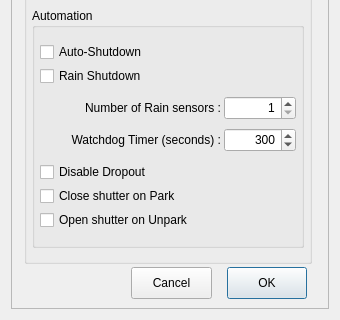
The window that ACEDome.ui (rpineau/ACEDome) describes before a commit, drawn with Qt 5; both pictures show x 0 to 340 and y 296 to 616 of the 340 by 616 pixel window.
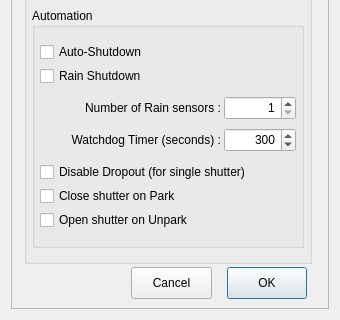
The same window after the commit. Icons and pictures are not drawn. Custom widgets are drawn as their Qt base class.

Commit message: Fix closing with single main shutter.

Patch:
```diff
--- a/ACEDome.ui
+++ b/ACEDome.ui
@@ -219,12 +219,12 @@
          <rect>
           <x>8</x>
           <y>152</y>
-          <width>120</width>
+          <width>256</width>
           <height>24</height>
          </rect>
         </property>
         <property name="text">
-         <string>Disable Dropout</string>
+         <string>Disable Dropout (for single shutter)</string>
         </property>
        </widget>
        <widget class="QLabel" name="label_6">
```
The commit also changes 2 other files.
